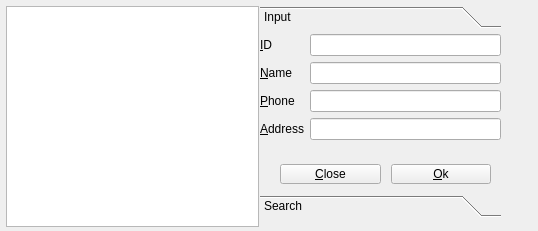
Above: CSApp/clientmanagerform.ui from AndaCondaa/TIL_Qt before the change. Below: the same form after it.
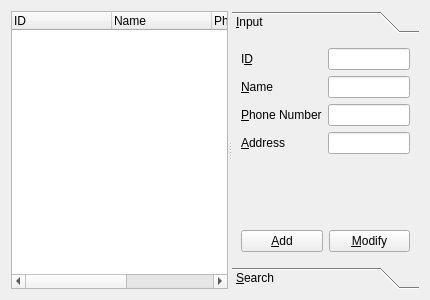
That is the form after the change. The open tabs and pages were chosen to show the change.

```diff
--- a/CSApp/clientmanagerform.ui
+++ b/CSApp/clientmanagerform.ui
@@ -6,155 +6,244 @@
    <rect>
     <x>0</x>
     <y>0</y>
-    <width>538</width>
-    <height>231</height>
+    <width>430</width>
+    <height>300</height>
    </rect>
   </property>
   <property name="windowTitle">
-   <string>Form</string>
+   <string>Client Info</string>
   </property>
-  <widget class="QTableWidget" name="tableWidget">
-   <property name="geometry">
-    <rect>
-     <x>6</x>
-     <y>6</y>
-     <width>253</width>
-     <height>221</height>
-    </rect>
-   </property>
+  <layout class="QVBoxLayout" name="verticalLayout_2">
+   <item>
+    <widget class="QSplitter" name="splitter">
+     <property name="orientation">
+      <enum>Qt::Horizontal</enum>
+     </property>
+     <widget class="QWidget" name="layoutWidget">
+      <layout class="QVBoxLayout" name="listVerticalLayout">
+       <item>
+        <widget class="QTreeWidget" name="treeWidget">
+         <property name="rootIsDecorated">
+          <bool>false</bool>
+         </property>
+         <column>
+          <property name="text">
+           <string>ID</string>
+          </property>
+         </column>
+         <column>
+          <property name="text">
+           <string>Name</string>
+          </property>
+         </column>
+         <column>
+          <property name="text">
+           <string>Phone Number</string>
+          </property>
+         </column>
+         <column>
+          <property name="text">
+           <string>Address</string>
+          </property>
+         </column>
+        </widget>
+       </item>
+      </layout>
   </widget>
   <widget class="QToolBox" name="toolBox">
-   <property name="geometry">
-    <rect>
-     <x>260</x>
-     <y>6</y>
-     <width>241</width>
-     <height>211</height>
-    </rect>
-   </property>
    <property name="currentIndex">
-    <number>1</number>
-   </property>
-   <widget class="QWidget" name="InputPage">
+       <number>0</number>
+      </property>
+      <widget class="QWidget" name="inputPage">
     <property name="geometry">
      <rect>
       <x>0</x>
       <y>0</y>
-      <width>241</width>
-      <height>163</height>
+         <width>211</width>
+         <height>240</height>
      </rect>
     </property>
     <attribute name="label">
-     <string>Input</string>
-    </attribute>
-    <widget class="QWidget" name="formLayoutWidget">
-     <property name="geometry">
-      <rect>
-       <x>0</x>
-       <y>0</y>
-       <width>241</width>
-       <height>111</height>
-      </rect>
-     </property>
-     <layout class="QFormLayout" name="formLayout">
+        <string>&amp;Input</string>
+       </attribute>
+       <layout class="QVBoxLayout" name="verticalLayout">
+        <item>
+         <layout class="QFormLayout" name="clientFormLayout">
       <item row="0" column="0">
-       <widget class="QLabel" name="label">
+           <widget class="QLabel" name="idLabel">
         <property name="text">
-         <string>&amp;ID</string>
+             <string>I&amp;D</string>
         </property>
         <property name="buddy">
-         <cstring>lineEdit</cstring>
+             <cstring>idLineEdit</cstring>
         </property>
        </widget>
       </item>
       <item row="1" column="0">
-       <widget class="QLabel" name="label_2">
+           <widget class="QLabel" name="nameLabel">
         <property name="text">
          <string>&amp;Name</string>
         </property>
         <property name="buddy">
-         <cstring>lineEdit_2</cstring>
-        </property>
-       </widget>
-      </item>
-      <item row="2" column="0">
-       <widget class="QLabel" name="label_3">
-        <property name="text">
-         <string>&amp;Phone</string>
-        </property>
-        <property name="buddy">
-         <cstring>lineEdit_3</cstring>
+             <cstring>nameLineEdit</cstring>
         </property>
        </widget>
       </item>
       <item row="3" column="0">
-       <widget class="QLabel" name="label_4">
+           <widget class="QLabel" name="addressLabel">
         <property name="text">
          <string>&amp;Address</string>
         </property>
         <property name="buddy">
-         <cstring>lineEdit_4</cstring>
+             <cstring>addressLineEdit</cstring>
+            </property>
+           </widget>
+          </item>
+          <item row="2" column="0">
+           <widget class="QLabel" name="phoneNumberLabel">
+            <property name="text">
+             <string>&amp;Phone Number</string>
+            </property>
+            <property name="buddy">
+             <cstring>phoneNumberLineEdit</cstring>
         </property>
        </widget>
       </item>
       <item row="0" column="1">
-       <widget class="QLineEdit" name="lineEdit"/>
+           <widget class="QLineEdit" name="idLineEdit">
+            <property name="readOnly">
+             <bool>true</bool>
+            </property>
+           </widget>
       </item>
       <item row="1" column="1">
-       <widget class="QLineEdit" name="lineEdit_2"/>
+           <widget class="QLineEdit" name="nameLineEdit"/>
       </item>
       <item row="2" column="1">
-       <widget class="QLineEdit" name="lineEdit_3"/>
+           <widget class="QLineEdit" name="phoneNumberLineEdit"/>
       </item>
       <item row="3" column="1">
-       <widget class="QLineEdit" name="lineEdit_4"/>
-      </item>
-     </layout>
-    </widget>
-    <widget class="QWidget" name="">
+           <widget class="QLineEdit" name="addressLineEdit"/>
+          </item>
+         </layout>
+        </item>
+        <item>
+         <spacer name="verticalSpacer">
+          <property name="orientation">
+           <enum>Qt::Vertical</enum>
+          </property>
+          <property name="sizeHint" stdset="0">
+           <size>
+            <width>20</width>
+            <height>40</height>
+           </size>
+          </property>
+         </spacer>
+        </item>
+        <item>
+         <layout class="QHBoxLayout" name="addHorizontalLayout">
+          <item>
+           <widget class="QPushButton" name="addPushButton">
+            <property name="text">
+             <string>&amp;Add</string>
+            </property>
+           </widget>
+          </item>
+          <item>
+           <widget class="QPushButton" name="modifyPushButton">
+            <property name="text">
+             <string>&amp;Modify</string>
+            </property>
+           </widget>
+          </item>
+         </layout>
+        </item>
+       </layout>
+      </widget>
+      <widget class="QWidget" name="searchPage">
      <property name="geometry">
       <rect>
-       <x>20</x>
-       <y>130</y>
+         <x>0</x>
+         <y>0</y>
        <width>211</width>
-       <height>20</height>
-      </rect>
-     </property>
+         <height>240</height>
+        </rect>
+       </property>
+       <attribute name="label">
+        <string>&amp;Search</string>
+       </attribute>
+       <layout class="QVBoxLayout" name="verticalLayout_3">
+        <item>
+         <widget class="QTreeWidget" name="searchTreeWidget">
+          <property name="rootIsDecorated">
+           <bool>false</bool>
+          </property>
+          <column>
+           <property name="text">
+            <string>ID</string>
+           </property>
+          </column>
+          <column>
+           <property name="text">
+            <string>Name</string>
+           </property>
+          </column>
+          <column>
+           <property name="text">
+            <string>Phone Number</string>
+           </property>
+          </column>
+          <column>
+           <property name="text">
+            <string>Address</string>
+           </property>
+          </column>
+         </widget>
+        </item>
+        <item>
      <layout class="QHBoxLayout" name="horizontalLayout">
-      <property name="spacing">
-       <number>10</number>
-      </property>
+          <item>
+           <widget class="QComboBox" name="searchComboBox">
+            <item>
+             <property name="text">
+              <string>ID</string>
+             </property>
+            </item>
       <item>
-       <widget class="QPushButton" name="pushButton_2">
         <property name="text">
-         <string>&amp;Close</string>
-        </property>
+              <string>Name</string>
+             </property>
+            </item>
+            <item>
+             <property name="text">
+              <string>Phone Number</string>
+             </property>
+            </item>
+            <item>
+             <property name="text">
+              <string>Address</string>
+             </property>
+            </item>
        </widget>
       </item>
       <item>
-       <widget class="QPushButton" name="OK">
+           <widget class="QLineEdit" name="searchLineEdit"/>
+          </item>
+         </layout>
+        </item>
+        <item>
+         <widget class="QPushButton" name="searchPushButton">
         <property name="text">
-         <string>&amp;Ok</string>
+           <string>S&amp;earch</string>
         </property>
        </widget>
       </item>
      </layout>
     </widget>
    </widget>
-   <widget class="QWidget" name="Search">
-    <property name="geometry">
-     <rect>
-      <x>0</x>
-      <y>0</y>
-      <width>241</width>
-      <height>163</height>
-     </rect>
-    </property>
-    <attribute name="label">
-     <string>Search</string>
-    </attribute>
-   </widget>
-  </widget>
+    </widget>
+   </item>
+  </layout>
  </widget>
  <resources/>
  <connections/>
```
Lines whose indentation alone changed are shown as unchanged.
